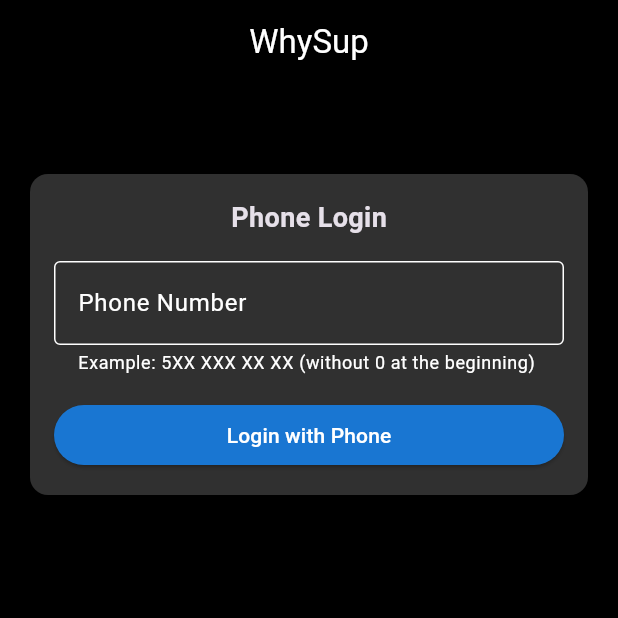
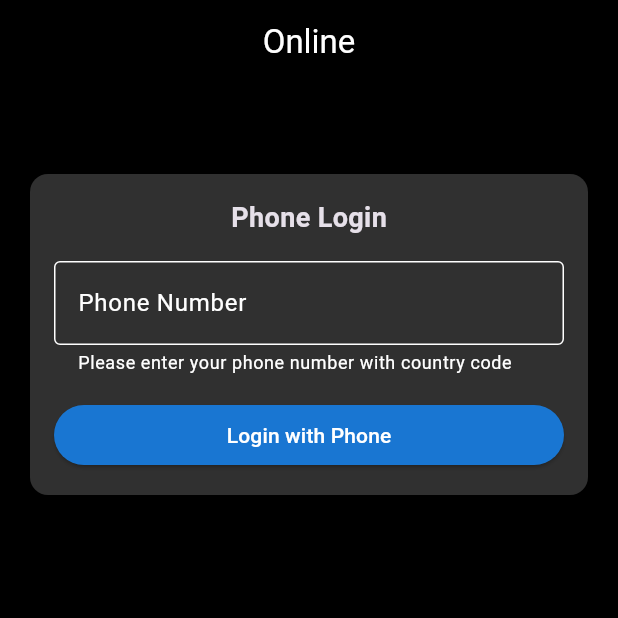
Before and after one commit to dyuta6/why_sup, a Flutter app: the screen it shows after launch, on a phone screen of 412 x 824 dp, the top half of it. Run offline on Flutter 3.47's test engine with Material 3 defaults, Android fonts, the light colour scheme and no system bars; our stand-ins replace cloud_firestore, firebase_auth, firebase_core, flutter_contacts, image_picker, permission_handler and 1 more; missing offline and left inert: installed_apps; accounts and stored records are empty; generated files the repository leaves out were written again.

Commit message:
v19.3.13.18

```diff
--- a/lib/l10n/app_en.arb
+++ b/lib/l10n/app_en.arb
@@ -1,13 +1,13 @@
 {
   "@@locale": "en",
 
-  "appTitle": "WhySup",
+  "appTitle": "Online",
   "welcome": "Welcome",
 
   "phoneLoginTitle": "Phone Login",
   "phoneNumberLabel": "Phone Number",
-  "phoneNumberHint": "5XX XXX XX XX",
-  "phoneNumberHelper": "Example: 5XX XXX XX XX (without 0 at the beginning)",
+  "phoneNumberHint": "+XX XXX XXX XX XX",
+  "phoneNumberHelper": "Please enter your phone number with country code",
   "phoneLoginButton": "Login with Phone",
   "phoneEmptyError": "Please enter your phone number",
 
@@ -17,18 +17,18 @@
   "anonymousLoginDesc": "You can login anonymously without providing a phone number.",
   "anonymousLoginButton": "Login Anonymously",
 
-  "smsDialogTitle": "Enter SMS Code",
+  "smsDialogTitle": "SMS Verification",
   "smsCodeLabel": "SMS Code",
   "cancelButton": "Cancel",
   "verifyButton": "Verify",
   "smsEmptyError": "Please enter the SMS code",
-  "verificationIdMissingError": "Verification ID is missing. Please try again.",
+  "verificationIdMissingError": "Verification code is missing",
 
-  "invalidSmsCodeError": "Invalid SMS code. Please try again.",
-  "invalidVerificationIdError": "Invalid verification ID. Please enter your phone number again.",
+  "invalidSmsCodeError": "Invalid SMS code",
+  "invalidVerificationIdError": "Invalid verification code",
   "genericError": "An error occurred",
-  "networkError": "Check your internet connection",
-  "anonymousLoginDisabledError": "Anonymous login is currently disabled",
+  "networkError": "Network connection error",
+  "anonymousLoginDisabledError": "Anonymous login is disabled",
   "loginFailedError": "Login failed",
 
   "nicknameTitle": "Choose a Nickname",
@@ -149,5 +149,6 @@
         "type": "String"
       }
     }
-  }
+  },
+  "invalidPhoneFormat": "Please enter a valid phone number with country code (e.g. +1...)"
 }
--- /dev/null
+++ b/lib/l10n/app_localizations.dart
@@ -0,0 +1,53 @@
+import 'package:flutter/material.dart';
+
+class AppLocalizations {
+  final Locale locale;
+
+  AppLocalizations(this.locale);
+
+  static AppLocalizations of(BuildContext context) {
+    return Localizations.of<AppLocalizations>(context, AppLocalizations) ??
+        AppLocalizations(const Locale('tr'));
+  }
+
+  static const LocalizationsDelegate<AppLocalizations> delegate =
+      _AppLocalizationsDelegate();
+
+  String get invalidPhoneFormat =>
+      'Lütfen ülke kodu ile birlikte geçerli bir telefon numarası girin (örn: +1...)';
+  String get phoneNumberHelper =>
+      'Lütfen ülke kodu ile birlikte telefon numaranızı girin';
+  String get phoneNumberHint => '+XX XXX XXX XX XX';
+  String get phoneEmptyError => 'Lütfen telefon numaranızı girin';
+  String get loginFailedError => 'Giriş başarısız oldu';
+  String get genericError => 'Bir hata oluştu';
+  String get verificationIdMissingError => 'Doğrulama kodu eksik';
+  String get smsEmptyError => 'Lütfen SMS kodunu girin';
+  String get invalidSmsCodeError => 'Geçersiz SMS kodu';
+  String get invalidVerificationIdError => 'Geçersiz doğrulama kodu';
+  String get networkError => 'Ağ bağlantısı hatası';
+  String get anonymousLoginDisabledError => 'Anonim giriş devre dışı';
+  String get smsDialogTitle => 'SMS Doğrulama';
+  String get smsCodeLabel => 'SMS Kodu';
+  String get cancelButton => 'İptal';
+  String get verifyButton => 'Doğrula';
+  String get appTitle => 'WhySup';
+  String get phoneLoginTitle => 'Telefon ile Giriş';
+  String get phoneNumberLabel => 'Telefon Numarası';
+}
+
+class _AppLocalizationsDelegate
+    extends LocalizationsDelegate<AppLocalizations> {
+  const _AppLocalizationsDelegate();
+
+  @override
+  bool isSupported(Locale locale) => ['tr', 'en'].contains(locale.languageCode);
+
+  @override
+  Future<AppLocalizations> load(Locale locale) async {
+    return AppLocalizations(locale);
+  }
+
+  @override
+  bool shouldReload(_AppLocalizationsDelegate old) => false;
+}
--- a/lib/main.dart
+++ b/lib/main.dart
@@ -42,7 +42,7 @@ class MyApp extends StatelessWidget {
   Widget build(BuildContext context) {
     return MaterialApp(
       debugShowCheckedModeBanner: false,
-      title: 'WhySup',
+      title: 'Online',
       // Localization desteği ekle
       localizationsDelegates: const [
         AppLocalizations.delegate,
```
Also changed, not shown: lib/l10n/app_tr.arb (+13 -12 lines), lib/screens/following_screen.dart (+26 -14 lines), lib/screens/login_screen.dart (+9 -9 lines), lib/screens/user_activity_screen.dart (+11 -12 lines), pubspec.yaml (+8 -3 lines).
